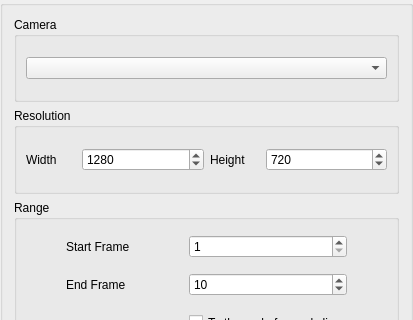
The window that app/ui/exportmovieoptions.ui (davidlamhauge/pencil) describes before a commit, drawn with Qt 5; both pictures show x 0 to 413 and y 0 to 320 of the 413 by 480 pixel window.
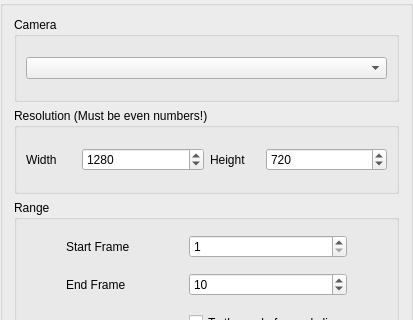
The same window after the commit.

Commit message: Explaining text on dialog. Checking W and H.

The edit to the form file:
```diff
--- a/app/ui/exportmovieoptions.ui
+++ b/app/ui/exportmovieoptions.ui
@@ -38,7 +38,7 @@
    <item>
     <widget class="QGroupBox" name="resolutionGroupBox">
      <property name="title">
-      <string>Resolution</string>
+      <string>Resolution (Must be even numbers!)</string>
      </property>
      <layout class="QHBoxLayout" name="horizontalLayout">
       <item>
```
Left out of the diff: 6 changed lines with no effect on the pictures. The commit also changes 2 other files.
